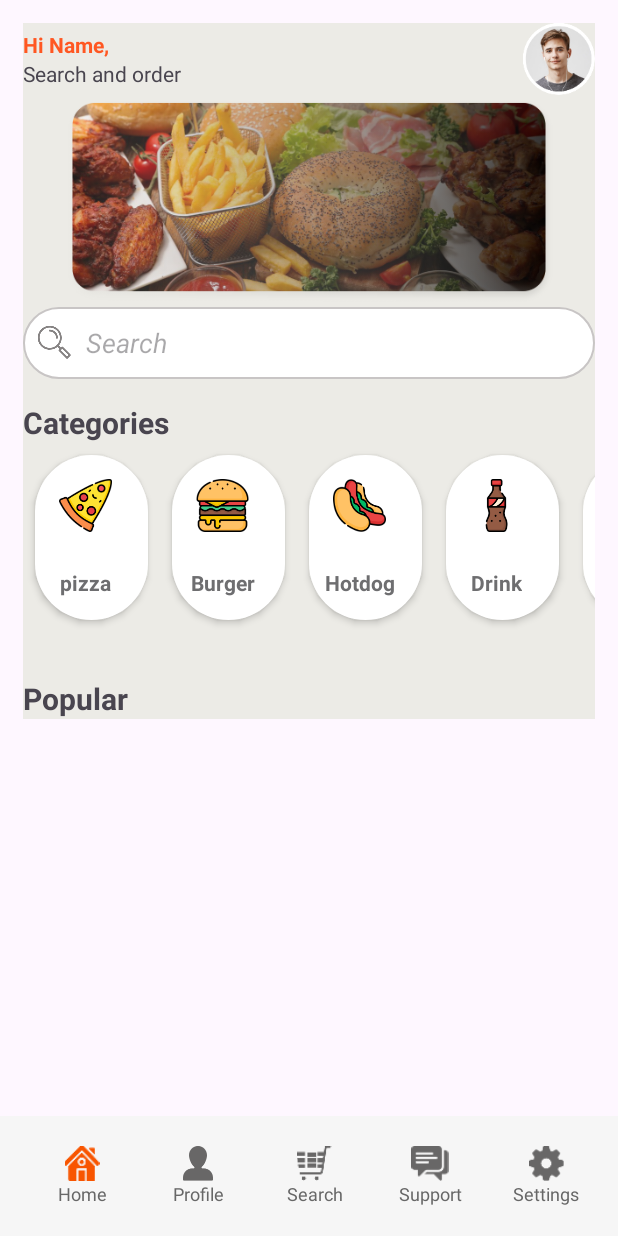
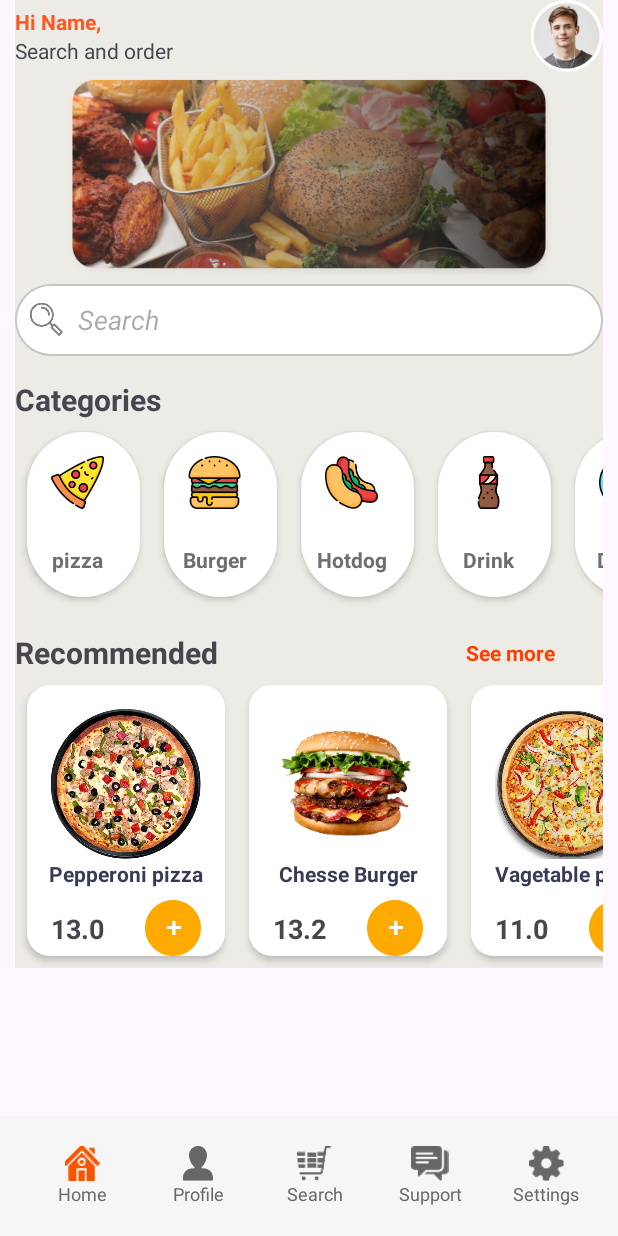
Before and after one commit to hongquan03/GS17_Project-Android, an Android app: the MainActivity screen opened directly, with no data from a screen before it, on a phone screen of 412 x 824 dp. Run offline under Robolectric (Android 15) with nearby library versions, the light colour scheme and no system bars.

Commit message:
giao dien recommended

```diff
--- a/app/src/main/java/com/example/gs17/Activity/MainActivity.java
+++ b/app/src/main/java/com/example/gs17/Activity/MainActivity.java
@@ -11,7 +11,9 @@
 import androidx.recyclerview.widget.RecyclerView;
 
 import com.example.gs17.Adapter.CategoryAdapter;
+import com.example.gs17.Adapter.RecommendedAdapter;
 import com.example.gs17.Domain.CategoryDomain;
+import com.example.gs17.Domain.FoodDomain;
 import com.example.gs17.R;
 
 import java.util.ArrayList;
@@ -40,6 +42,14 @@
         LinearLayoutManager linearLayoutManager = new LinearLayoutManager(this, LinearLayoutManager.HORIZONTAL, false);
         recyclerViewPopularList = findViewById(R.id.view2);
         recyclerViewPopularList.setLayoutManager(linearLayoutManager);
+
+        ArrayList<FoodDomain> foodlist = new ArrayList<>();
+        foodlist.add(new FoodDomain("Pepperoni pizza", "pizza1", "slices pepperoni, mozzaarella chesse, fresh oregano, ground black pepper, pizza sauce", 13.0, 10, 20, 1000));
+        foodlist.add(new FoodDomain("Chesse Burger", "burger", "slices pepperoni, mozzaarella chesse, fresh oregano, ground black pepper, pizza sauce", 13.20, 4, 18, 1500));
+        foodlist.add(new FoodDomain("Vagetable pizza", "pizza3", "slices pepperoni, mozzaarella chesse, fresh oregano, ground black pepper, pizza sauce", 11.0, 3, 16, 800));
+
+        adapter2 = new RecommendedAdapter(foodlist);
+        recyclerViewPopularList.setAdapter(adapter2);
     }
 
     private void recyclerViewCategoty() {
--- /dev/null
+++ b/app/src/main/java/com/example/gs17/Adapter/RecommendedAdapter.java
@@ -0,0 +1,61 @@
+package com.example.gs17.Adapter;
+
+import android.view.LayoutInflater;
+import android.view.View;
+import android.view.ViewGroup;
+import android.widget.ImageView;
+import android.widget.TextView;
+
+import androidx.annotation.NonNull;
+import androidx.constraintlayout.widget.ConstraintLayout;
+import androidx.recyclerview.widget.RecyclerView;
+
+import com.bumptech.glide.Glide;
+import com.example.gs17.Domain.FoodDomain;
+import com.example.gs17.R;
+
+import java.util.ArrayList;
+
+public class RecommendedAdapter extends RecyclerView.Adapter<RecommendedAdapter.ViewHolder> {
+    ArrayList<FoodDomain> RecommendedDomains;
+
+    public RecommendedAdapter(ArrayList<FoodDomain> categoryDomains) {
+        this.RecommendedDomains = categoryDomains;
+    }
+
+    @NonNull
+    @Override
+    public ViewHolder onCreateViewHolder(@NonNull ViewGroup parent, int viewType) {
+        View inflate = LayoutInflater.from(parent.getContext()).inflate(R.layout.viewholder_recommended, parent, false);
+        return new ViewHolder(inflate);
+    }
+
+    @Override
+    public void onBindViewHolder(@NonNull ViewHolder holder, int position) {
+    holder.title.setText(RecommendedDomains.get(position).getTitle());
+    holder.fee.setText(String.valueOf(RecommendedDomains.get(position).getFee()));
+
+    int drawableReourceId = holder.itemView.getContext().getResources()
+            .getIdentifier(RecommendedDomains.get(position).getPic(), "drawable",
+                    holder.itemView.getContext().getPackageName());
+
+    Glide.with(holder.itemView.getContext())
+            .load(drawableReourceId)
+            .into(holder.pic);
+    }
+
+    @Override
+    public int getItemCount() {return RecommendedDomains.size();}
+    public class ViewHolder extends RecyclerView.ViewHolder {
+        TextView title, fee;
+        ImageView pic;
+        ImageView addBtn;
+        public ViewHolder(@NonNull View itemView) {
+            super((itemView));
+            title=itemView.findViewById(R.id.title);
+            pic=itemView.findViewById(R.id.pic);
+            fee = itemView.findViewById(R.id.fee);
+            addBtn=itemView.findViewById(R.id.addBtn);
+        }
+    }
+}
--- /dev/null
+++ b/app/src/main/java/com/example/gs17/Domain/FoodDomain.java
@@ -0,0 +1,77 @@
+package com.example.gs17.Domain;
+
+public class FoodDomain {
+    private String title;
+    private String pic;
+    private String description;
+    private Double fee;
+    private int star;
+    private int time;
+    private int calories;
+
+    public FoodDomain(String title, String pic, String description, Double fee, int star, int time, int calories) {
+        this.title = title;
+        this.pic = pic;
+        this.description = description;
+        this.fee = fee;
+        this.star = star;
+        this.time = time;
+        this.calories = calories;
+    }
+
+    public String getTitle() {
+        return title;
+    }
+
+    public void setTitle(String title) {
+        this.title = title;
+    }
+
+    public String getPic() {
+        return pic;
+    }
+
+    public void setPic(String pic) {
+        this.pic = pic;
+    }
+
+    public String getDescription() {
+        return description;
+    }
+
+    public void setDescription(String description) {
+        this.description = description;
+    }
+
+    public Double getFee() {
+        return fee;
+    }
+
+    public void setFee(Double fee) {
+        this.fee = fee;
+    }
+
+    public int getStar() {
+        return star;
+    }
+
+    public void setStar(int star) {
+        this.star = star;
+    }
+
+    public int getTime() {
+        return time;
+    }
+
+    public void setTime(int time) {
+        this.time = time;
+    }
+
+    public int getCalories() {
+        return calories;
+    }
+
+    public void setCalories(int calories) {
+        this.calories = calories;
+    }
+}
--- /dev/null
+++ b/app/src/main/res/drawable/white_recommended_btn.xml
@@ -0,0 +1,9 @@
+<?xml version="1.0" encoding="utf-8"?>
+<selector xmlns:android="http://schemas.android.com/apk/res/android">
+<item>
+    <shape android:shape="rectangle">
+        <corners android:radius="15dp"/>
+        <solid android:color="#ffffff"/>
+    </shape>
+</item>
+</selector>
--- a/app/src/main/res/layout/activity_main.xml
+++ b/app/src/main/res/layout/activity_main.xml
@@ -12,9 +12,8 @@
         android:layout_width="match_parent"
         android:layout_height="0dp"
         android:layout_weight="1"
-        android:layout_marginLeft="15dp"
-        android:layout_marginRight="15dp"
-        android:layout_marginTop="15dp">
+        android:layout_marginLeft="10dp"
+        android:layout_marginRight="10dp">
 
         <LinearLayout
             android:layout_width="match_parent"
@@ -90,13 +89,33 @@
                 android:layout_height="wrap_content"
                 android:layout_marginBottom="15dp"/>
 
-            <TextView
+            <LinearLayout
                 android:layout_width="match_parent"
                 android:layout_height="wrap_content"
-                android:layout_marginTop="15dp"
-                android:text="Popular"
-                android:textStyle="bold"
-                android:textSize="20dp"/>
+                android:orientation="horizontal"
+                android:gravity="center_vertical">
+
+                <TextView
+                    android:layout_width="0dp"
+                    android:layout_height="wrap_content"
+                    android:text="Recommended"
+                    android:textStyle="bold"
+                    android:textSize="20sp"
+                    android:layout_weight="1"
+                    android:gravity="center_vertical"/>
+
+                <TextView
+                    android:layout_width="wrap_content"
+                    android:layout_height="wrap_content"
+                    android:text="See more"
+                    android:layout_marginRight="32dp"
+                    android:textStyle="bold"
+                    android:textColor="#FF3D00"
+                    android:gravity="center_vertical"/>
+            </LinearLayout>
+
+
+
 
             <androidx.recyclerview.widget.RecyclerView
                 android:id="@+id/view2"
--- /dev/null
+++ b/app/src/main/res/layout/viewholder_recommended.xml
@@ -0,0 +1,55 @@
+<?xml version="1.0" encoding="utf-8"?>
+<androidx.constraintlayout.widget.ConstraintLayout xmlns:android="http://schemas.android.com/apk/res/android"
+    xmlns:app="http://schemas.android.com/apk/res-auto"
+    xmlns:tools="http://schemas.android.com/tools"
+    android:layout_width="wrap_content"
+    android:layout_height="wrap_content"
+    android:layout_margin="8dp"
+    android:background="@drawable/white_recommended_btn"
+    android:elevation="3dp">
+
+    <ImageView
+        android:id="@+id/pic"
+        android:layout_width="100dp"
+        android:layout_height="100dp"
+        android:layout_marginStart="16dp"
+        android:layout_marginTop="16dp"
+        android:layout_marginEnd="16dp"
+        app:layout_constraintEnd_toEndOf="parent"
+        app:layout_constraintStart_toStartOf="parent"
+        app:layout_constraintTop_toTopOf="parent"
+        app:srcCompat="@drawable/burger" />
+
+    <TextView
+        android:id="@+id/title"
+        android:layout_width="wrap_content"
+        android:layout_height="wrap_content"
+        android:text="title"
+        android:textColor="#373B54"
+        android:textStyle="bold"
+        app:layout_constraintEnd_toEndOf="@+id/pic"
+        app:layout_constraintStart_toStartOf="@+id/pic"
+        app:layout_constraintTop_toBottomOf="@+id/pic" />
+
+    <ImageView
+        android:id="@+id/addBtn"
+        android:layout_width="wrap_content"
+        android:layout_height="wrap_content"
+        android:layout_marginTop="8dp"
+        app:layout_constraintEnd_toEndOf="@+id/pic"
+        app:layout_constraintTop_toBottomOf="@+id/title"
+        app:srcCompat="@drawable/plus_circle" />
+
+    <TextView
+        android:id="@+id/fee"
+        android:layout_width="wrap_content"
+        android:layout_height="wrap_content"
+        android:text="$0.0"
+        android:textSize="18sp"
+        android:textStyle="bold"
+        app:layout_constraintBottom_toBottomOf="@+id/addBtn"
+        app:layout_constraintEnd_toStartOf="@+id/addBtn"
+        app:layout_constraintHorizontal_bias="0.0"
+        app:layout_constraintStart_toStartOf="@+id/pic"
+        app:layout_constraintTop_toTopOf="@+id/addBtn" />
+</androidx.constraintlayout.widget.ConstraintLayout>
```
